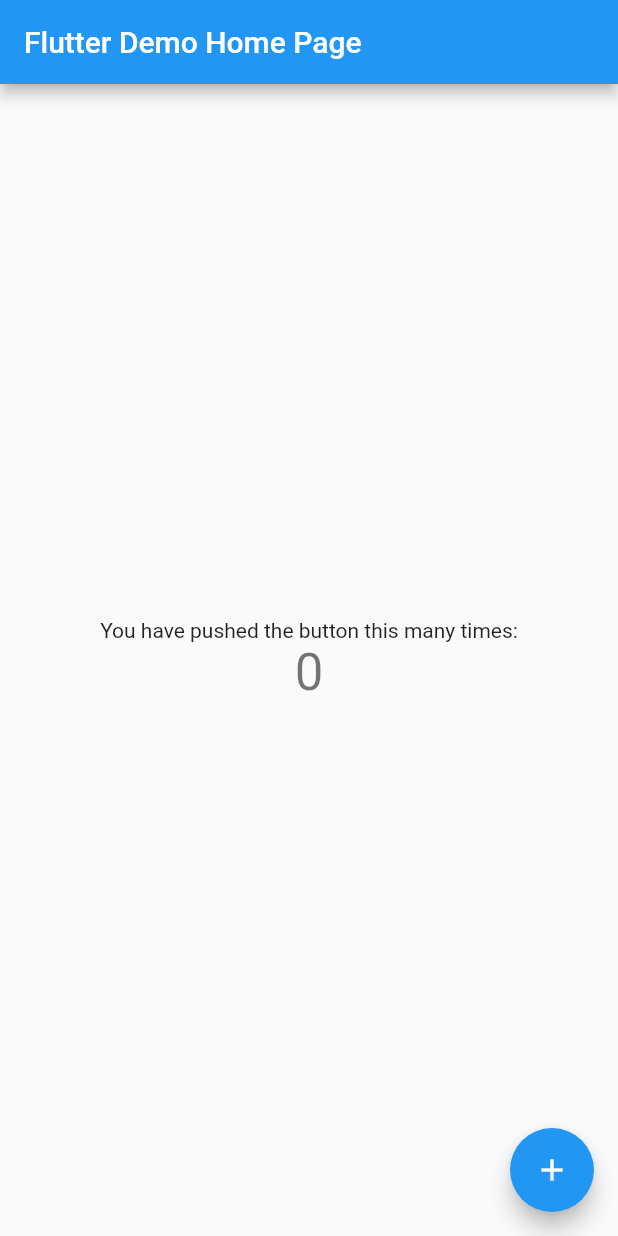
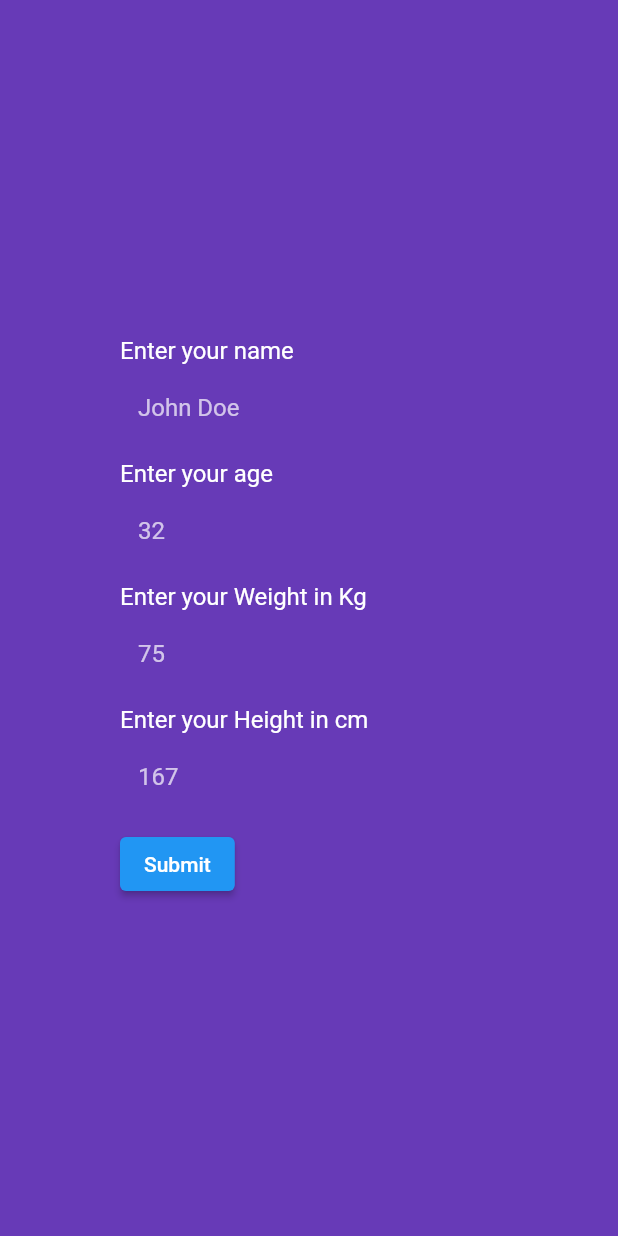
Before and after one commit to eagleeye0/jiit_shiksha, a Flutter app: the screen it shows after launch, on a phone screen of 412 x 824 dp. Run offline on Flutter 3.47's test engine with Material 2 defaults, Android fonts, the phone set to English and light mode, and no system bars.

Commit message:
added welcome screen

```diff
--- a/lib/main.dart
+++ b/lib/main.dart
@@ -1,4 +1,5 @@
 import 'package:flutter/material.dart';
+import 'screen/welcome.dart';
 
 void main() {
   runApp(MyApp());
@@ -11,103 +12,9 @@
     return MaterialApp(
       title: 'Flutter Demo',
       theme: ThemeData(
-        // This is the theme of your application.
-        //
-        // Try running your application with "flutter run". You'll see the
-        // application has a blue toolbar. Then, without quitting the app, try
-        // changing the primarySwatch below to Colors.green and then invoke
-        // "hot reload" (press "r" in the console where you ran "flutter run",
-        // or simply save your changes to "hot reload" in a Flutter IDE).
-        // Notice that the counter didn't reset back to zero; the application
-        // is not restarted.
         primarySwatch: Colors.blue,
       ),
-      home: MyHomePage(title: 'Flutter Demo Home Page'),
+      home: Welcome(),
     );
   }
 }
-
-class MyHomePage extends StatefulWidget {
-  MyHomePage({Key? key, required this.title}) : super(key: key);
-
-  // This widget is the home page of your application. It is stateful, meaning
-  // that it has a State object (defined below) that contains fields that affect
-  // how it looks.
-
-  // This class is the configuration for the state. It holds the values (in this
-  // case the title) provided by the parent (in this case the App widget) and
-  // used by the build method of the State. Fields in a Widget subclass are
-  // always marked "final".
-
-  final String title;
-
-  @override
-  _MyHomePageState createState() => _MyHomePageState();
-}
-
-class _MyHomePageState extends State<MyHomePage> {
-  int _counter = 0;
-
-  void _incrementCounter() {
-    setState(() {
-      // This call to setState tells the Flutter framework that something has
-      // changed in this State, which causes it to rerun the build method below
-      // so that the display can reflect the updated values. If we changed
-      // _counter without calling setState(), then the build method would not be
-      // called again, and so nothing would appear to happen.
-      _counter++;
-    });
-  }
-
-  @override
-  Widget build(BuildContext context) {
-    // This method is rerun every time setState is called, for instance as done
-    // by the _incrementCounter method above.
-    //
-    // The Flutter framework has been optimized to make rerunning build methods
-    // fast, so that you can just rebuild anything that needs updating rather
-    // than having to individually change instances of widgets.
-    return Scaffold(
-      appBar: AppBar(
-        // Here we take the value from the MyHomePage object that was created by
-        // the App.build method, and use it to set our appbar title.
-        title: Text(widget.title),
-      ),
-      body: Center(
-        // Center is a layout widget. It takes a single child and positions it
-        // in the middle of the parent.
-        child: Column(
-          // Column is also a layout widget. It takes a list of children and
-          // arranges them vertically. By default, it sizes itself to fit its
-          // children horizontally, and tries to be as tall as its parent.
-          //
-          // Invoke "debug painting" (press "p" in the console, choose the
-          // "Toggle Debug Paint" action from the Flutter Inspector in Android
-          // Studio, or the "Toggle Debug Paint" command in Visual Studio Code)
-          // to see the wireframe for each widget.
-          //
-          // Column has various properties to control how it sizes itself and
-          // how it positions its children. Here we use mainAxisAlignment to
-          // center the children vertically; the main axis here is the vertical
-          // axis because Columns are vertical (the cross axis would be
-          // horizontal).
-          mainAxisAlignment: MainAxisAlignment.center,
-          children: <Widget>[
-            Text(
-              'You have pushed the button this many times:',
-            ),
-            Text(
-              '$_counter',
-              style: Theme.of(context).textTheme.headline4,
-            ),
-          ],
-        ),
-      ),
-      floatingActionButton: FloatingActionButton(
-        onPressed: _incrementCounter,
-        tooltip: 'Increment',
-        child: Icon(Icons.add),
-      ), // This trailing comma makes auto-formatting nicer for build methods.
-    );
-  }
-}
--- /dev/null
+++ b/lib/screen/welcome.dart
@@ -0,0 +1,62 @@
+import 'package:flutter/material.dart';
+import 'package:jiit_shiksha/utils/inputField.dart';
+
+class Welcome extends StatefulWidget {
+  const Welcome({
+    Key? key,
+  }) : super(key: key);
+
+  @override
+  _WelcomeState createState() => _WelcomeState();
+}
+
+class _WelcomeState extends State<Welcome> {
+  final _formKey = GlobalKey<FormState>();
+
+  @override
+  Widget build(BuildContext context) {
+    return Scaffold(
+      backgroundColor: Colors.deepPurple,
+      body: Form(
+        key: _formKey,
+        child: Padding(
+          padding: const EdgeInsets.all(80),
+          child: Column(
+            mainAxisAlignment: MainAxisAlignment.center,
+            crossAxisAlignment: CrossAxisAlignment.start,
+            children: [
+              InputField(
+                label: "Enter your name",
+                hint: "John Doe",
+              ),
+              InputField(
+                label: "Enter your age",
+                hint: "32",
+                isnumber: true,
+              ),
+              InputField(
+                label: "Enter your Weight in Kg",
+                hint: "75",
+                isnumber: true,
+              ),
+              InputField(
+                label: "Enter your Height in cm",
+                hint: "167",
+                isnumber: true,
+              ),
+              ElevatedButton(
+                onPressed: () {
+                  if (_formKey.currentState!.validate()) {
+                    _formKey.currentState!.save();
+                    Navigator.pushNamed(context, '/appScreen');
+                  }
+                },
+                child: Text("Submit"),
+              ),
+            ],
+          ),
+        ),
+      ),
+    );
+  }
+}
--- /dev/null
+++ b/lib/utils/inputField.dart
@@ -0,0 +1,73 @@
+import 'package:flutter/material.dart';
+
+class InputField extends StatefulWidget {
+  final String value;
+  final String hint;
+  final String label;
+  final bool isnumber;
+  const InputField({
+    Key? key,
+    this.value = "defaultValue",
+    this.hint = "value",
+    this.label = "Enter value",
+    this.isnumber = false,
+  }) : super(key: key);
+
+  @override
+  _InputFieldState createState() => _InputFieldState();
+}
+
+class _InputFieldState extends State<InputField> {
+  String? val(value) {
+    if (value == null || value.isEmpty || widget.isnumber
+        ? double.tryParse(value) == null
+        : false) {
+      return 'Please ' + widget.label;
+    }
+    return null;
+  }
+
+  @override
+  Widget build(BuildContext context) {
+    return Column(
+      crossAxisAlignment: CrossAxisAlignment.start,
+      children: [
+        Text(
+          widget.label,
+          style: TextStyle(color: Colors.white, fontSize: 16),
+        ),
+        SizedBox(
+          height: 5,
+        ),
+        TextFormField(
+          cursorColor: Colors.black,
+          cursorWidth: 1,
+          style: TextStyle(color: Colors.white),
+          decoration: InputDecoration(
+            hintText: widget.hint,
+            hintStyle: TextStyle(color: Colors.white.withOpacity(0.7)),
+            fillColor: Colors.deepPurple.withOpacity(0.5),
+            labelStyle: TextStyle(color: Colors.white),
+            filled: true,
+            errorStyle: TextStyle(color: Colors.yellow[300]),
+            focusedBorder: UnderlineInputBorder(
+              borderRadius: BorderRadius.circular(15),
+              borderSide: BorderSide.none,
+            ),
+            border: UnderlineInputBorder(
+              borderRadius: BorderRadius.circular(15),
+              borderSide: BorderSide.none,
+            ),
+          ),
+          validator: val,
+          onSaved: (value) => {
+            // user[widget.value] = value,
+          },
+        ),
+        SizedBox(
+          height: 10,
+        ),
+      ],
+    );
+  }
+}
```
